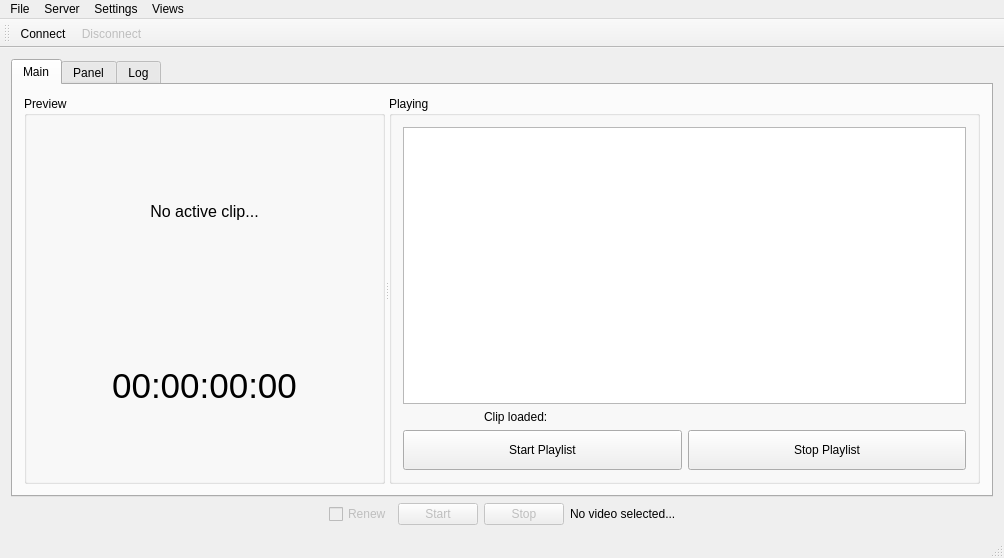
Qt form CuteCaspar/MainWindow.ui (geertdaelemans/CuteCaspar) before a commit.
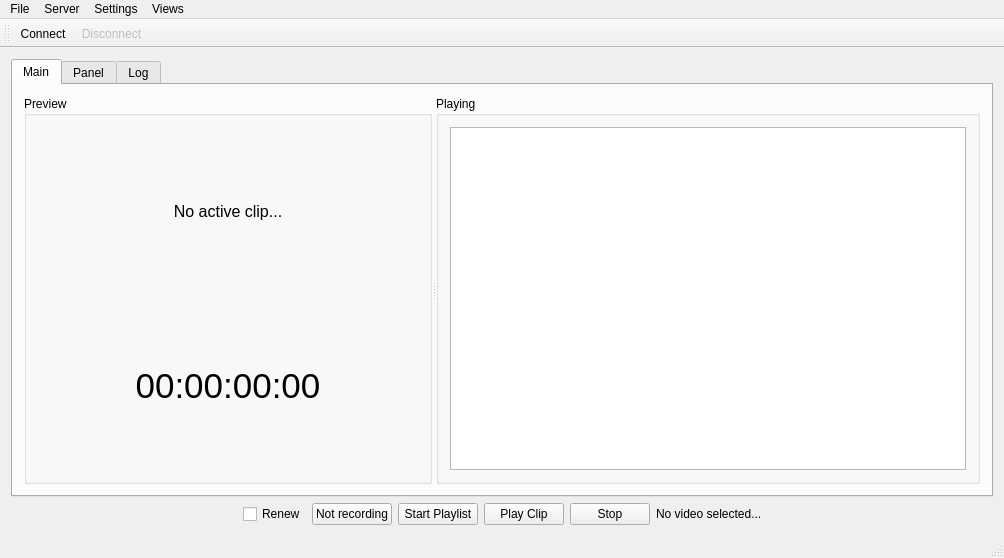
The same form after that commit. Icons and pictures are not drawn.

Patch:
```diff
--- a/CuteCaspar/MainWindow.ui
+++ b/CuteCaspar/MainWindow.ui
@@ -114,72 +114,6 @@
               </attribute>
              </widget>
             </item>
-            <item>
-             <layout class="QHBoxLayout" name="horizontalLayout_2">
-              <item>
-               <widget class="QLabel" name="labelClip">
-                <property name="sizePolicy">
-                 <sizepolicy hsizetype="Fixed" vsizetype="Preferred">
-                  <horstretch>0</horstretch>
-                  <verstretch>0</verstretch>
-                 </sizepolicy>
-                </property>
-                <property name="text">
-                 <string>Clip loaded:</string>
-                </property>
-               </widget>
-              </item>
-              <item>
-               <widget class="QLabel" name="txtClip">
-                <property name="sizePolicy">
-                 <sizepolicy hsizetype="Fixed" vsizetype="Preferred">
-                  <horstretch>0</horstretch>
-                  <verstretch>0</verstretch>
-                 </sizepolicy>
-                </property>
-                <property name="minimumSize">
-                 <size>
-                  <width>250</width>
-                  <height>0</height>
-                 </size>
-                </property>
-                <property name="text">
-                 <string>&lt;None&gt;</string>
-                </property>
-               </widget>
-              </item>
-             </layout>
-            </item>
-            <item>
-             <layout class="QHBoxLayout" name="horizontalLayout_5">
-              <item>
-               <widget class="QPushButton" name="btnStartPlaylist">
-                <property name="minimumSize">
-                 <size>
-                  <width>100</width>
-                  <height>40</height>
-                 </size>
-                </property>
-                <property name="text">
-                 <string>Start Playlist</string>
-                </property>
-               </widget>
-              </item>
-              <item>
-               <widget class="QPushButton" name="btnStopPlaylist">
-                <property name="minimumSize">
-                 <size>
-                  <width>100</width>
-                  <height>40</height>
-                 </size>
-                </property>
-                <property name="text">
-                 <string>Stop Playlist</string>
-                </property>
-               </widget>
-              </item>
-             </layout>
-            </item>
            </layout>
           </widget>
          </widget>
@@ -226,7 +160,7 @@
       <item>
        <widget class="QCheckBox" name="renewCheckBox">
         <property name="enabled">
-         <bool>false</bool>
+         <bool>true</bool>
         </property>
         <property name="text">
          <string>Renew</string>
@@ -236,17 +170,40 @@
       <item>
        <widget class="QPushButton" name="startPushButton">
         <property name="enabled">
-         <bool>false</bool>
+         <bool>true</bool>
         </property>
         <property name="text">
-         <string>Start</string>
+         <string>Not recording</string>
         </property>
        </widget>
       </item>
       <item>
-       <widget class="QPushButton" name="stopPushButton">
-        <property name="enabled">
-         <bool>false</bool>
+       <widget class="QPushButton" name="btnStartPlaylist">
+        <property name="minimumSize">
+         <size>
+          <width>0</width>
+          <height>0</height>
+         </size>
+        </property>
+        <property name="text">
+         <string>Start Playlist</string>
+        </property>
+       </widget>
+      </item>
+      <item>
+       <widget class="QPushButton" name="btnPlayClip">
+        <property name="text">
+         <string>Play Clip</string>
+        </property>
+       </widget>
+      </item>
+      <item>
+       <widget class="QPushButton" name="btnStopPlaylist">
+        <property name="minimumSize">
+         <size>
+          <width>0</width>
+          <height>0</height>
+         </size>
         </property>
         <property name="text">
          <string>Stop</string>
```
Left out of the diff: 2 changed lines with no effect on the pictures.
